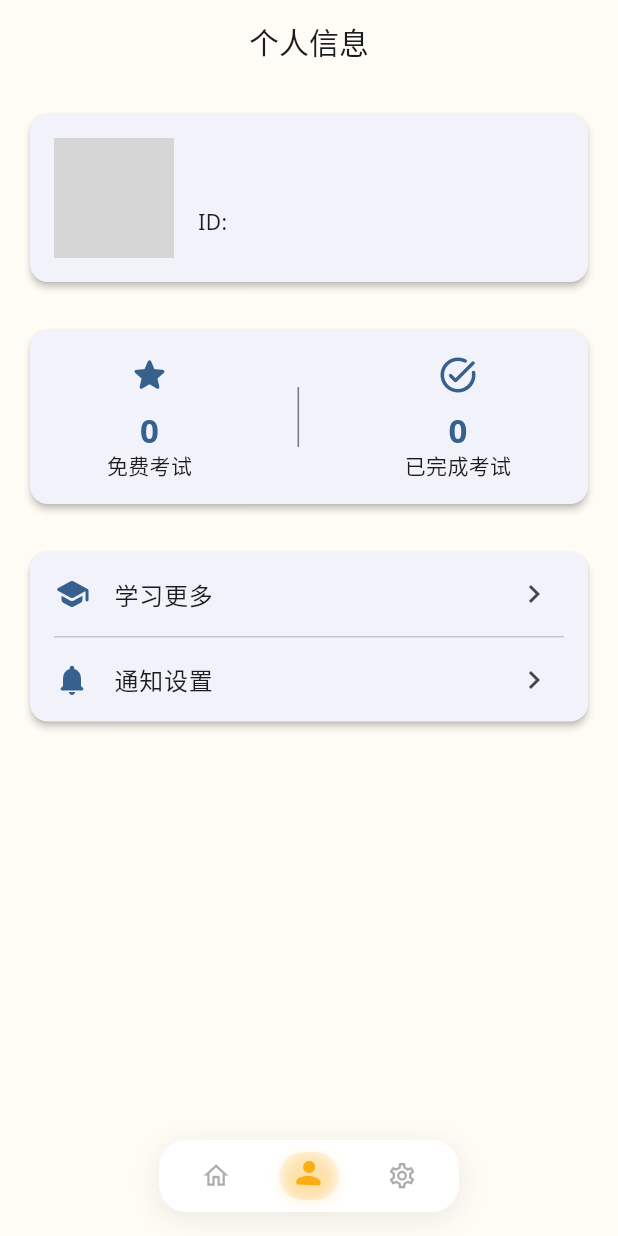
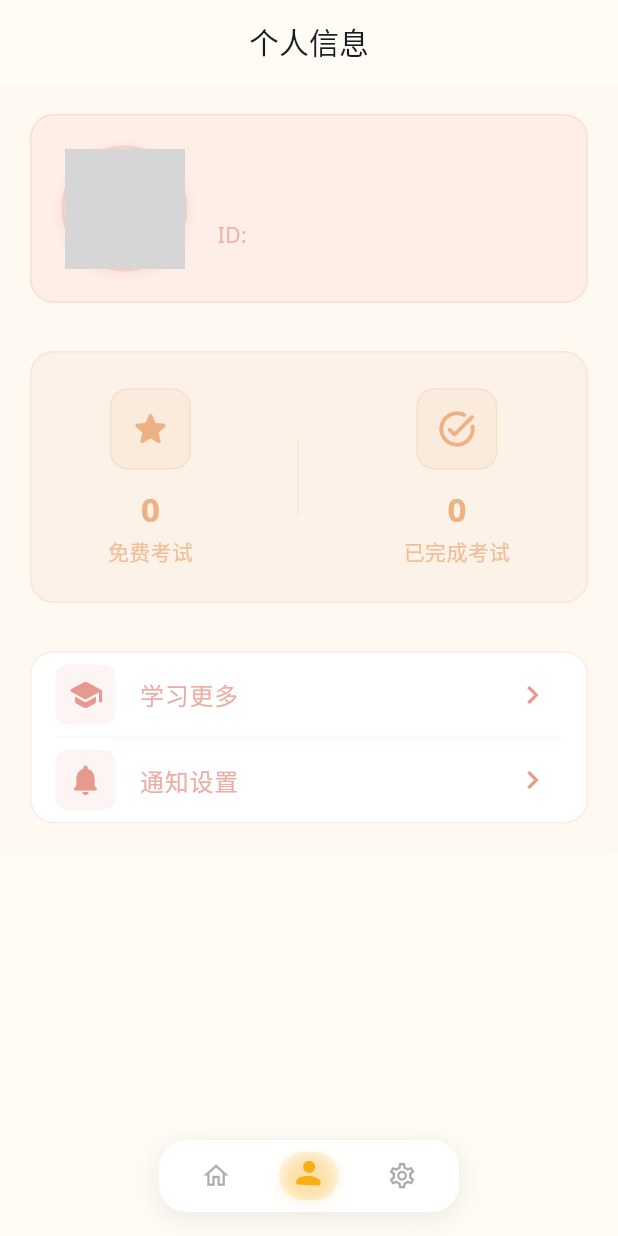
Before and after one commit to mottzz87/jlpt_app, a Flutter app: the ProfileScreen screen opened by its route, on a phone screen of 412 x 824 dp. Run offline on Flutter 3.47's test engine with Material 3 defaults, Android fonts, the phone set to English and light mode, and no system bars; our stand-ins replace app_links, email_validator, flutter_animate, flutter_riverpod, flutter_svg, font_awesome_flutter and 5 more; accounts and stored records are empty; generated files the repository leaves out were written again; network calls fail; grey boxes are pictures that could not be loaded.

Commit message:
feat: 个人信息样式修改

```diff
--- a/lib/screens/profile_screen.dart
+++ b/lib/screens/profile_screen.dart
@@ -11,12 +11,24 @@ class ProfileScreen extends ConsumerWidget {
   Widget build(BuildContext context, WidgetRef ref) {
     final userAsync = ref.watch(userProvider);
     final l10n = AppLocalizations.of(context)!;
+    final colorScheme = Theme.of(context).colorScheme;
+
+    // 定义温暖的颜色
+    final warmPrimary = const Color(0xFFE8998D);
+    final warmSecondary = const Color(0xFFEDB183);
+    final warmBackground = const Color(0xFFFFF5EC);
 
     return Scaffold(
       appBar: AppBar(
         title: Text(l10n.profileTitle),
+        backgroundColor: Colors.transparent,
+        elevation: 0,
       ),
-      body: userAsync.when(
+      body: Container(
+        decoration: BoxDecoration(
+          color: warmBackground.withOpacity(0.3),
+        ),
+        child: userAsync.when(
           loading: () => const Center(
             child: CircularProgressIndicator(),
           ),
@@ -37,34 +49,75 @@ class ProfileScreen extends ConsumerWidget {
                 children: [
                   // 用户头像和基本信息
                   Card(
-                  elevation: 2,
-                  child: Padding(
-                    padding: const EdgeInsets.all(16),
+                    elevation: 0,
+                    shape: RoundedRectangleBorder(
+                      borderRadius: BorderRadius.circular(16),
+                    ),
+                    color: warmPrimary.withOpacity(0.1),
+                    child: Container(
+                      padding: const EdgeInsets.all(20),
+                      decoration: BoxDecoration(
+                        borderRadius: BorderRadius.circular(16),
+                        border: Border.all(
+                          color: warmPrimary.withOpacity(0.2),
+                          width: 1,
+                        ),
+                      ),
                       child: Row(
                         children: [
-                        CircleAvatar(
+                          Container(
+                            decoration: BoxDecoration(
+                              shape: BoxShape.circle,
+                              border: Border.all(
+                                color: warmPrimary.withOpacity(0.3),
+                                width: 2,
+                              ),
+                              boxShadow: [
+                                BoxShadow(
+                                  color: warmPrimary.withOpacity(0.2),
+                                  blurRadius: 8,
+                                  offset: const Offset(0, 2),
+                                ),
+                              ],
+                            ),
+                            child: CircleAvatar(
                               radius: 40,
-                          backgroundImage: user.userMetadata?['avatar_url'] !=
-                                  null
-                              ? NetworkImage(user.userMetadata!['avatar_url'])
+                              backgroundImage:
+                                  user.userMetadata?['avatar_url'] != null
+                                      ? NetworkImage(
+                                          user.userMetadata!['avatar_url'])
                                       : null,
+                              backgroundColor: warmPrimary.withOpacity(0.1),
                               child: user.userMetadata?['avatar_url'] == null
-                              ? const Icon(Icons.person, size: 40)
+                                  ? Icon(Icons.person,
+                                      size: 40, color: warmPrimary)
                                   : null,
                             ),
-                        const SizedBox(width: 16),
+                          ),
+                          const SizedBox(width: 20),
                           Expanded(
                             child: Column(
                               crossAxisAlignment: CrossAxisAlignment.start,
                               children: [
                                 Text(
                                   user.email ?? l10n.profileEmailNotSet,
-                                style: Theme.of(context).textTheme.titleLarge,
+                                  style: Theme.of(context)
+                                      .textTheme
+                                      .titleLarge
+                                      ?.copyWith(
+                                        color: warmPrimary,
+                                        fontWeight: FontWeight.bold,
                                       ),
-                              const SizedBox(height: 4),
+                                ),
+                                const SizedBox(height: 8),
                                 Text(
                                   'ID: ${user.id}',
-                                style: Theme.of(context).textTheme.bodyMedium,
+                                  style: Theme.of(context)
+                                      .textTheme
+                                      .bodyMedium
+                                      ?.copyWith(
+                                        color: warmPrimary.withOpacity(0.7),
+                                      ),
                                 ),
                               ],
                             ),
@@ -78,9 +131,21 @@ class ProfileScreen extends ConsumerWidget {
 
                   // 统计信息
                   Card(
-                  elevation: 2,
-                  child: Padding(
-                    padding: const EdgeInsets.all(16),
+                    elevation: 0,
+                    shape: RoundedRectangleBorder(
+                      borderRadius: BorderRadius.circular(16),
+                    ),
+                    color: warmSecondary.withOpacity(0.1),
+                    child: Container(
+                      padding: const EdgeInsets.symmetric(
+                          vertical: 24, horizontal: 16),
+                      decoration: BoxDecoration(
+                        borderRadius: BorderRadius.circular(16),
+                        border: Border.all(
+                          color: warmSecondary.withOpacity(0.2),
+                          width: 1,
+                        ),
+                      ),
                       child: Row(
                         mainAxisAlignment: MainAxisAlignment.spaceAround,
                         children: [
@@ -91,9 +156,9 @@ class ProfileScreen extends ConsumerWidget {
                             l10n.profileFreeExams,
                           ),
                           Container(
-                          height: 40,
+                            height: 50,
                             width: 1,
-                          color: Theme.of(context).dividerColor,
+                            color: warmSecondary.withOpacity(0.2),
                           ),
                           _buildStat(
                             context,
@@ -110,32 +175,77 @@ class ProfileScreen extends ConsumerWidget {
 
                   // 设置选项
                   Card(
-                  elevation: 2,
+                    elevation: 0,
+                    shape: RoundedRectangleBorder(
+                      borderRadius: BorderRadius.circular(16),
+                    ),
+                    color: Colors.white,
+                    child: Container(
+                      decoration: BoxDecoration(
+                        borderRadius: BorderRadius.circular(16),
+                        border: Border.all(
+                          color: warmPrimary.withOpacity(0.2),
+                          width: 1,
+                        ),
+                      ),
                       child: Column(
                         children: [
                           ListTile(
-                        leading: Icon(
+                            leading: Container(
+                              padding: const EdgeInsets.all(8),
+                              decoration: BoxDecoration(
+                                color: warmPrimary.withOpacity(0.1),
+                                borderRadius: BorderRadius.circular(8),
+                              ),
+                              child: Icon(
                                 Icons.school_rounded,
-                          color: Theme.of(context).colorScheme.primary,
+                                color: warmPrimary,
                               ),
-                        title: Text(l10n.profileLearnMore),
-                        trailing: const Icon(Icons.chevron_right),
+                            ),
+                            title: Text(
+                              l10n.profileLearnMore,
+                              style: TextStyle(
+                                fontWeight: FontWeight.w500,
+                                color: warmPrimary.withOpacity(0.8),
+                              ),
+                            ),
+                            trailing: Icon(
+                              Icons.chevron_right,
+                              color: warmPrimary,
+                            ),
                             onTap: () {
                               // TODO: 导航到语言设置
                             },
                           ),
-                      const Divider(
+                          Divider(
                             height: 1,
                             indent: 16,
                             endIndent: 16,
+                            color: warmPrimary.withOpacity(0.1),
                           ),
                           ListTile(
-                        leading: Icon(
+                            leading: Container(
+                              padding: const EdgeInsets.all(8),
+                              decoration: BoxDecoration(
+                                color: warmPrimary.withOpacity(0.1),
+                                borderRadius: BorderRadius.circular(8),
+                              ),
+                              child: Icon(
                                 Icons.notifications_rounded,
-                          color: Theme.of(context).colorScheme.primary,
+                                color: warmPrimary,
                               ),
-                        title: Text(l10n.settingsNotifications),
-                        trailing: const Icon(Icons.chevron_right),
+                            ),
+                            title: Text(
+                              l10n.settingsNotifications,
+                              style: TextStyle(
+                                fontWeight: FontWeight.w500,
+                                color: warmPrimary.withOpacity(0.8),
+                              ),
+                            ),
+                            trailing: Icon(
+                              Icons.chevron_right,
+                              color: warmPrimary,
+                            ),
                             onTap: () {
                               // TODO: 导航到通知设置
                             },
@@ -143,10 +253,12 @@ class ProfileScreen extends ConsumerWidget {
                         ],
                       ),
                     ),
+                  ),
                 ],
               ),
             );
           },
+        ),
       ),
     );
   }
@@ -157,25 +269,41 @@ class ProfileScreen extends ConsumerWidget {
     String value,
     String label,
   ) {
+    final warmSecondary = const Color(0xFFEDB183);
+
     return Column(
       mainAxisSize: MainAxisSize.min,
       children: [
-        Icon(
+        Container(
+          padding: const EdgeInsets.all(12),
+          decoration: BoxDecoration(
+            color: warmSecondary.withOpacity(0.1),
+            borderRadius: BorderRadius.circular(12),
+            border: Border.all(
+              color: warmSecondary.withOpacity(0.2),
+              width: 1,
+            ),
+          ),
+          child: Icon(
             icon,
             size: 28,
-          color: Theme.of(context).colorScheme.primary,
+            color: warmSecondary,
           ),
-        const SizedBox(height: 8),
+        ),
+        const SizedBox(height: 12),
         Text(
           value,
           style: Theme.of(context).textTheme.titleLarge?.copyWith(
-                color: Theme.of(context).colorScheme.primary,
+                color: warmSecondary,
                 fontWeight: FontWeight.bold,
               ),
         ),
+        const SizedBox(height: 4),
         Text(
           label,
-          style: Theme.of(context).textTheme.bodyMedium,
+          style: Theme.of(context).textTheme.bodyMedium?.copyWith(
+                color: warmSecondary.withOpacity(0.8),
+              ),
         ),
       ],
     );
```
Lines whose indentation alone changed are shown as unchanged.
